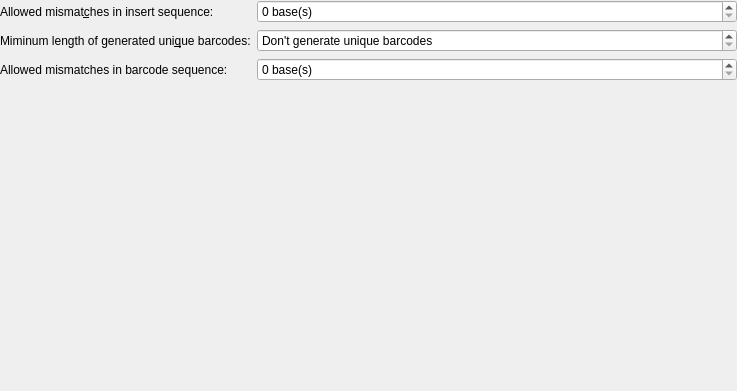
Qt form combinatorialprofiler/ui/settingswidget.ui (ilia-kats/CombinatorialProfiler) before a commit.
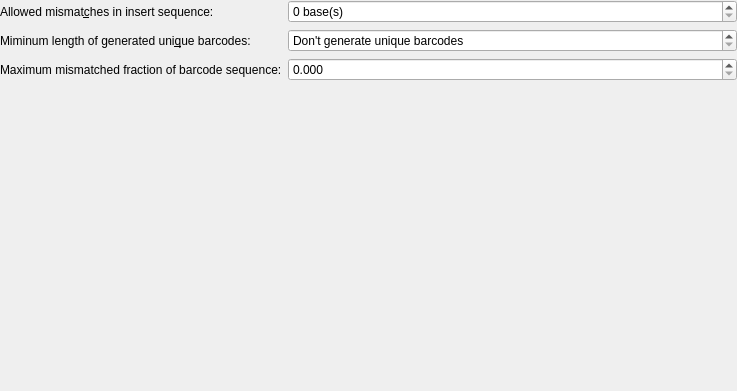
The same form after that commit.

Commit message:
change barcode mismatches to fraction of matched sequence
this seems to give better results. Algorithm as of now is:
number of mismatches / length of matched barcode. For example
if barcode is GTACGTAC and we match CGTAC with 2 mismatches,
the mismatched fraction is 2 / 5. Matches are accepted if this
fraction is below the user-specified limit

The edit to the form file:
```diff
--- a/combinatorialprofiler/ui/settingswidget.ui
+++ b/combinatorialprofiler/ui/settingswidget.ui
@@ -78,7 +78,7 @@
    <item row="2" column="0">
     <widget class="QLabel" name="label_3">
      <property name="text">
-      <string>Allowed mismatches in barcode sequence:</string>
+      <string>Maximum mismatched fraction of barcode sequence:</string>
      </property>
      <property name="buddy">
       <cstring>barcodeMismatches</cstring>
@@ -86,15 +86,21 @@
     </widget>
    </item>
    <item row="2" column="1">
-    <widget class="QSpinBox" name="barcodeMismatches">
+    <widget class="QDoubleSpinBox" name="barcodeMismatches">
      <property name="sizePolicy">
       <sizepolicy hsizetype="MinimumExpanding" vsizetype="Fixed">
        <horstretch>0</horstretch>
        <verstretch>0</verstretch>
       </sizepolicy>
      </property>
-     <property name="suffix">
-      <string> base(s)</string>
+     <property name="decimals">
+      <number>3</number>
+     </property>
+     <property name="maximum">
+      <double>0.500000000000000</double>
+     </property>
+     <property name="singleStep">
+      <double>0.050000000000000</double>
      </property>
     </widget>
    </item>
```
The commit also changes 6 other files.
